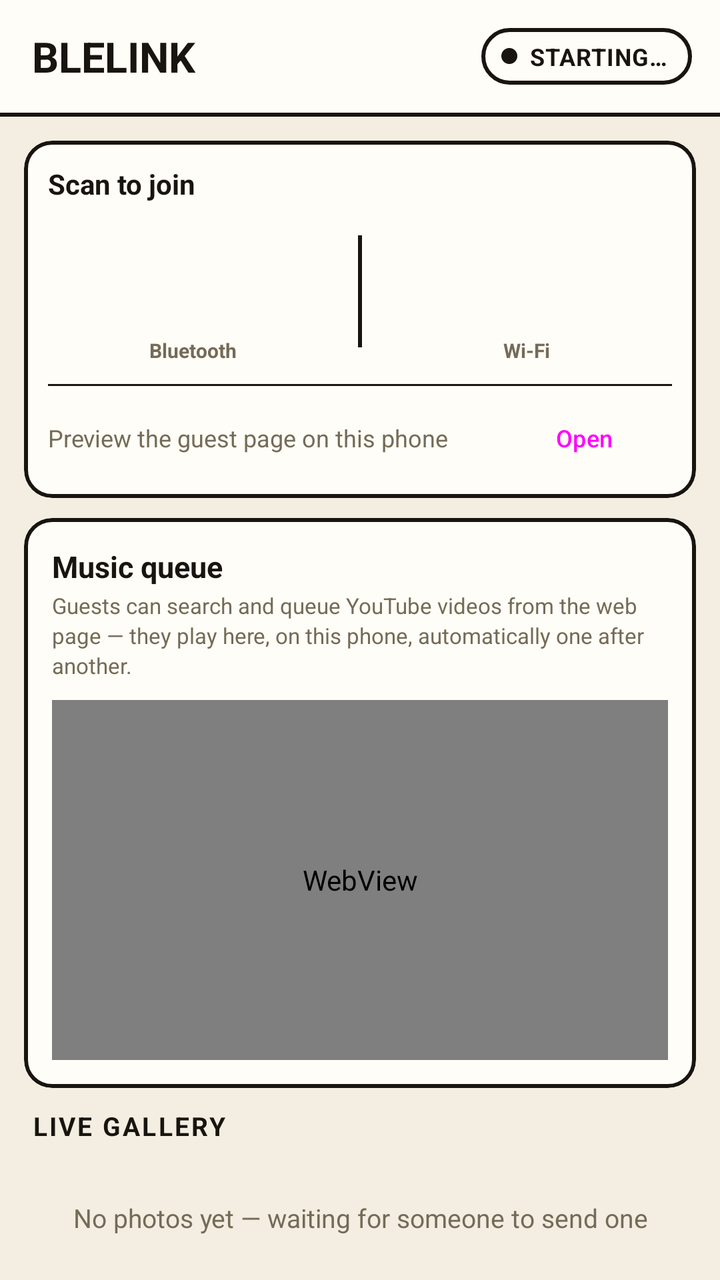
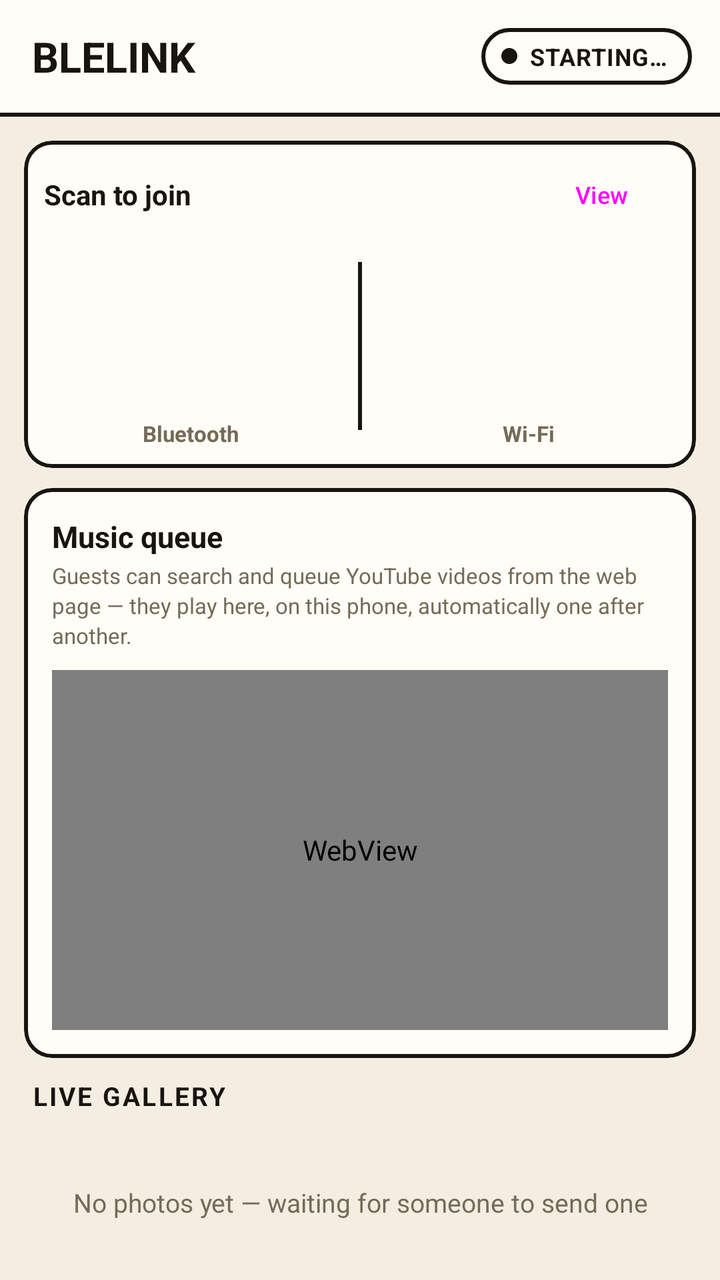

An Android layout rendered at two revisions. The XML below is the earlier revision; the diff shows what the commit changed to produce the second picture.
<!-- AndroidManifest.xml: application theme Theme.BleLink -->
<!-- res/layout/activity_main.xml -->
<?xml version="1.0" encoding="utf-8"?>
<LinearLayout xmlns:android="http://schemas.android.com/apk/res/android"
    xmlns:app="http://schemas.android.com/apk/res-auto"
    android:layout_width="match_parent"
    android:layout_height="match_parent"
    android:orientation="vertical"
    android:background="@color/background"
    android:keepScreenOn="true">

    
    <LinearLayout
        android:layout_width="match_parent"
        android:layout_height="wrap_content"
        android:orientation="horizontal"
        android:gravity="center_vertical"
        android:background="@color/surface"
        android:paddingStart="16dp"
        android:paddingEnd="14dp"
        android:paddingTop="14dp"
        android:paddingBottom="14dp">

        <TextView
            android:layout_width="0dp"
            android:layout_height="wrap_content"
            android:layout_weight="1"
            android:text="@string/app_name"
            android:textStyle="bold"
            android:textAllCaps="true"
            android:textSize="21sp"
            android:textColor="@color/on_background" />

        <LinearLayout
            android:id="@+id/statusPill"
            android:layout_width="wrap_content"
            android:layout_height="wrap_content"
            android:orientation="horizontal"
            android:gravity="center_vertical"
            android:background="@drawable/bg_status_pill"
            android:paddingStart="10dp"
            android:paddingEnd="12dp"
            android:paddingTop="6dp"
            android:paddingBottom="6dp">

            <View
                android:id="@+id/statusDot"
                android:layout_width="8dp"
                android:layout_height="8dp"
                android:background="@drawable/bg_status_dot" />

            <TextView
                android:id="@+id/statusText"
                android:layout_width="wrap_content"
                android:layout_height="wrap_content"
                android:layout_marginStart="6dp"
                android:text="@string/status_starting"
                android:textStyle="bold"
                android:textAllCaps="true"
                android:textSize="12sp"
                android:letterSpacing="0.03"
                android:textColor="@color/status_idle_text" />
        </LinearLayout>
    </LinearLayout>

    <View
        android:layout_width="match_parent"
        android:layout_height="2dp"
        android:background="@color/outline" />

    
    <com.google.android.material.card.MaterialCardView
        android:layout_width="match_parent"
        android:layout_height="wrap_content"
        android:layout_marginStart="12dp"
        android:layout_marginEnd="12dp"
        android:layout_marginTop="12dp"
        android:layout_marginBottom="10dp"
        app:cardCornerRadius="14dp"
        app:cardElevation="0dp"
        app:strokeWidth="2dp"
        app:strokeColor="@color/outline"
        app:cardBackgroundColor="@color/surface">

        <LinearLayout
            android:layout_width="match_parent"
            android:layout_height="wrap_content"
            android:orientation="vertical"
            android:padding="12dp">

            <TextView
                android:layout_width="wrap_content"
                android:layout_height="wrap_content"
                android:text="@string/scan_to_join_header"
                android:textStyle="bold"
                android:textSize="14sp"
                android:textColor="@color/on_background" />

            <LinearLayout
                android:layout_width="match_parent"
                android:layout_height="wrap_content"
                android:layout_marginTop="8dp"
                android:orientation="horizontal"
                android:gravity="center_vertical">

                <LinearLayout
                    android:layout_width="0dp"
                    android:layout_height="wrap_content"
                    android:layout_weight="1"
                    android:orientation="vertical"
                    android:gravity="center">

                    <ImageView
                        android:id="@+id/qrImage"
                        android:layout_width="56dp"
                        android:layout_height="56dp"
                        android:contentDescription="@string/scan_to_join" />

                    <TextView
                        android:layout_width="wrap_content"
                        android:layout_height="wrap_content"
                        android:layout_marginTop="3dp"
                        android:text="@string/join_label_bluetooth"
                        android:textStyle="bold"
                        android:textSize="10sp"
                        android:textColor="@color/on_surface_variant" />
                </LinearLayout>

                <View
                    android:layout_width="2dp"
                    android:layout_height="56dp"
                    android:layout_marginStart="10dp"
                    android:layout_marginEnd="10dp"
                    android:background="@color/outline" />

                <LinearLayout
                    android:layout_width="0dp"
                    android:layout_height="wrap_content"
                    android:layout_weight="1"
                    android:orientation="vertical"
                    android:gravity="center">

                    <FrameLayout
                        android:layout_width="56dp"
                        android:layout_height="56dp">

                        <ImageView
                            android:id="@+id/lanQrImage"
                            android:layout_width="match_parent"
                            android:layout_height="match_parent"
                            android:contentDescription="@string/scan_to_join_lan" />

                        <TextView
                            android:id="@+id/lanQrUnavailableText"
                            android:layout_width="match_parent"
                            android:layout_height="match_parent"
                            android:gravity="center"
                            android:text="@string/lan_unavailable"
                            android:textSize="8sp"
                            android:textColor="@color/on_surface_variant"
                            android:visibility="gone" />
                    </FrameLayout>

                    <TextView
                        android:layout_width="wrap_content"
                        android:layout_height="wrap_content"
                        android:layout_marginTop="3dp"
                        android:text="@string/join_label_wifi"
                        android:textStyle="bold"
                        android:textSize="10sp"
                        android:textColor="@color/on_surface_variant" />
                </LinearLayout>
            </LinearLayout>

            <View
                android:layout_width="match_parent"
                android:layout_height="1dp"
                android:layout_marginTop="10dp"
                android:layout_marginBottom="8dp"
                android:background="@color/outline" />

            <LinearLayout
                android:layout_width="match_parent"
                android:layout_height="wrap_content"
                android:orientation="horizontal"
                android:gravity="center_vertical">

                <TextView
                    android:layout_width="0dp"
                    android:layout_height="wrap_content"
                    android:layout_weight="1"
                    android:text="@string/client_mode_title"
                    android:textSize="12sp"
                    android:textColor="@color/on_surface_variant" />

                <Button
                    android:id="@+id/openClientModeBtn"
                    android:layout_width="wrap_content"
                    android:layout_height="36dp"
                    android:layout_marginStart="10dp"
                    android:minHeight="0dp"
                    android:insetTop="0dp"
                    android:insetBottom="0dp"
                    android:paddingTop="0dp"
                    android:paddingBottom="0dp"
                    android:text="@string/client_mode_button"
                    android:textAllCaps="false"
                    android:textSize="12sp"
                    style="@style/Widget.Material3.Button.TonalButton" />
            </LinearLayout>
        </LinearLayout>
    </com.google.android.material.card.MaterialCardView>

    
    <com.google.android.material.card.MaterialCardView
        android:layout_width="match_parent"
        android:layout_height="wrap_content"
        android:layout_marginStart="12dp"
        android:layout_marginEnd="12dp"
        android:layout_marginBottom="10dp"
        app:cardCornerRadius="14dp"
        app:cardElevation="0dp"
        app:strokeWidth="2dp"
        app:strokeColor="@color/outline"
        app:cardBackgroundColor="@color/surface">

        <LinearLayout
            android:layout_width="match_parent"
            android:layout_height="wrap_content"
            android:orientation="vertical"
            android:padding="14dp">

            <TextView
                android:layout_width="wrap_content"
                android:layout_height="wrap_content"
                android:text="@string/music_title"
                android:textStyle="bold"
                android:textSize="15sp"
                android:textColor="@color/on_background" />

            <TextView
                android:layout_width="wrap_content"
                android:layout_height="wrap_content"
                android:layout_marginTop="2dp"
                android:text="@string/music_explainer"
                android:textSize="11sp"
                android:lineSpacingExtra="2sp"
                android:textColor="@color/on_surface_variant" />

            <WebView
                android:id="@+id/youtubePlayerWebView"
                android:layout_width="match_parent"
                android:layout_height="180dp"
                android:layout_marginTop="10dp" />
        </LinearLayout>
    </com.google.android.material.card.MaterialCardView>

    
    <TextView
        android:layout_width="wrap_content"
        android:layout_height="wrap_content"
        android:layout_marginStart="16dp"
        android:layout_marginBottom="6dp"
        android:text="@string/live_gallery"
        android:textStyle="bold"
        android:textSize="13sp"
        android:textAllCaps="true"
        android:letterSpacing="0.08"
        android:textColor="@color/on_background" />

    
    <FrameLayout
        android:layout_width="match_parent"
        android:layout_height="0dp"
        android:layout_weight="1">

        <androidx.recyclerview.widget.RecyclerView
            android:id="@+id/photoRecyclerView"
            android:layout_width="match_parent"
            android:layout_height="match_parent"
            android:paddingStart="10dp"
            android:paddingEnd="10dp"
            android:paddingBottom="10dp"
            android:clipToPadding="false" />

        <TextView
            android:id="@+id/emptyGalleryText"
            android:layout_width="wrap_content"
            android:layout_height="wrap_content"
            android:layout_gravity="center"
            android:layout_marginStart="32dp"
            android:layout_marginEnd="32dp"
            android:gravity="center"
            android:text="@string/empty_gallery"
            android:textSize="13sp"
            android:textColor="@color/on_surface_variant" />
    </FrameLayout>

</LinearLayout>
<!-- resources referenced by this layout -->
<resources>
  <color name="background">#F3EEE1</color>
  <color name="on_background">#18140F</color>
  <color name="on_surface_variant">#746B58</color>
  <color name="outline">#18140F</color>
  <color name="status_idle_text">#18140F</color>
  <color name="surface">#FFFDF7</color>
  <!-- drawable bg_status_dot (drawable) -->
  <?xml version="1.0" encoding="utf-8"?>
  <shape xmlns:android="http://schemas.android.com/apk/res/android"
      android:shape="oval">
      <solid android:color="@color/status_idle_text" />
  </shape>
  <!-- drawable bg_status_pill (drawable) -->
  <?xml version="1.0" encoding="utf-8"?>
  <shape xmlns:android="http://schemas.android.com/apk/res/android"
      android:shape="rectangle">
      <solid android:color="@color/status_idle_bg" />
      <stroke android:width="2dp" android:color="@color/outline" />
      <corners android:radius="20dp" />
  </shape>
  <string name="app_name">BleLink</string>
  <string name="client_mode_button">Open</string>
  <string name="client_mode_title">Preview the guest page on this phone</string>
  <string name="empty_gallery">No photos yet — waiting for someone to send one</string>
  <string name="join_label_bluetooth">Bluetooth</string>
  <string name="join_label_wifi">Wi-Fi</string>
  <string name="lan_unavailable">No Wi-Fi network detected</string>
  <string name="live_gallery">Live gallery</string>
  <string name="music_explainer">Guests can search and queue YouTube videos from the web page — they play here, on this phone, automatically one after another.</string>
  <string name="music_title">Music queue</string>
  <string name="scan_to_join">Scan to join over Bluetooth</string>
  <string name="scan_to_join_header">Scan to join</string>
  <string name="scan_to_join_lan">Scan to join over Wi-Fi</string>
  <string name="status_starting">Starting…</string>
  <style name="Theme.BleLink" parent="Theme.Material3.DayNight.NoActionBar">
          <item name="colorPrimary">@color/primary</item>
          <item name="colorPrimaryDark">@color/primary_dark</item>
          <item name="colorOnPrimary">@color/on_primary</item>
          <item name="colorSurface">@color/surface</item>
          <item name="colorOnSurface">@color/on_background</item>
          <item name="android:windowBackground">@color/background</item>
          <item name="android:statusBarColor">@color/surface</item>
          <item name="android:windowLightStatusBar">true</item>
      </style>
  <color name="status_idle_bg">#FFFDF7</color>
  <color name="primary">#FF5A36</color>
  <color name="primary_dark">#E04A29</color>
  <color name="on_primary">#FFFDF7</color>
</resources>

<!-- the commit's change to res/layout/activity_main.xml (unified diff, before → after) -->
@@ -84,15 +84,42 @@
             android:layout_width="match_parent"
             android:layout_height="wrap_content"
             android:orientation="vertical"
-            android:padding="12dp">
-
-            <TextView
-                android:layout_width="wrap_content"
-                android:layout_height="wrap_content"
-                android:text="@string/scan_to_join_header"
-                android:textStyle="bold"
-                android:textSize="14sp"
-                android:textColor="@color/on_background" />
+            android:padding="10dp">
+
+            <LinearLayout
+                android:layout_width="match_parent"
+                android:layout_height="wrap_content"
+                android:orientation="horizontal"
+                android:gravity="center_vertical">
+
+                <TextView
+                    android:layout_width="0dp"
+                    android:layout_height="wrap_content"
+                    android:layout_weight="1"
+                    android:text="@string/scan_to_join_header"
+                    android:textStyle="bold"
+                    android:textSize="14sp"
+                    android:textColor="@color/on_background" />
+
+                <Button
+                    android:id="@+id/openClientModeBtn"
+                    android:layout_width="wrap_content"
+                    android:layout_height="34dp"
+                    android:layout_marginStart="10dp"
+                    android:minWidth="0dp"
+                    android:minHeight="0dp"
+                    android:insetTop="0dp"
+                    android:insetBottom="0dp"
+                    android:paddingTop="0dp"
+                    android:paddingBottom="0dp"
+                    android:paddingStart="14dp"
+                    android:paddingEnd="14dp"
+                    android:text="@string/client_mode_button"
+                    android:contentDescription="@string/client_mode_title"
+                    android:textAllCaps="false"
+                    android:textSize="12sp"
+                    style="@style/Widget.Material3.Button.TonalButton" />
+            </LinearLayout>
 
             <LinearLayout
                 android:layout_width="match_parent"
@@ -110,8 +137,8 @@
 
                     <ImageView
                         android:id="@+id/qrImage"
-                        android:layout_width="56dp"
-                        android:layout_height="56dp"
+                        android:layout_width="84dp"
+                        android:layout_height="84dp"
                         android:contentDescription="@string/scan_to_join" />
 
                     <TextView
@@ -120,13 +147,13 @@
                         android:layout_marginTop="3dp"
                         android:text="@string/join_label_bluetooth"
                         android:textStyle="bold"
-                        android:textSize="10sp"
+                        android:textSize="11sp"
                         android:textColor="@color/on_surface_variant" />
                 </LinearLayout>
 
                 <View
                     android:layout_width="2dp"
-                    android:layout_height="56dp"
+                    android:layout_height="84dp"
                     android:layout_marginStart="10dp"
                     android:layout_marginEnd="10dp"
                     android:background="@color/outline" />
@@ -139,8 +166,8 @@
                     android:gravity="center">
 
                     <FrameLayout
-                        android:layout_width="56dp"
-                        android:layout_height="56dp">
+                        android:layout_width="84dp"
+                        android:layout_height="84dp">
 
                         <ImageView
                             android:id="@+id/lanQrImage"
@@ -154,7 +181,7 @@
                             android:layout_height="match_parent"
                             android:gravity="center"
                             android:text="@string/lan_unavailable"
-                            android:textSize="8sp"
+                            android:textSize="10sp"
                             android:textColor="@color/on_surface_variant"
                             android:visibility="gone" />
                     </FrameLayout>
@@ -165,46 +192,9 @@
                         android:layout_marginTop="3dp"
                         android:text="@string/join_label_wifi"
                         android:textStyle="bold"
-                        android:textSize="10sp"
+                        android:textSize="11sp"
                         android:textColor="@color/on_surface_variant" />
                 </LinearLayout>
-            </LinearLayout>
-
-            <View
-                android:layout_width="match_parent"
-                android:layout_height="1dp"
-                android:layout_marginTop="10dp"
-                android:layout_marginBottom="8dp"
-                android:background="@color/outline" />
-
-            <LinearLayout
-                android:layout_width="match_parent"
-                android:layout_height="wrap_content"
-                android:orientation="horizontal"
-                android:gravity="center_vertical">
-
-                <TextView
-                    android:layout_width="0dp"
-                    android:layout_height="wrap_content"
-                    android:layout_weight="1"
-                    android:text="@string/client_mode_title"
-                    android:textSize="12sp"
-                    android:textColor="@color/on_surface_variant" />
-
-                <Button
-                    android:id="@+id/openClientModeBtn"
-                    android:layout_width="wrap_content"
-                    android:layout_height="36dp"
-                    android:layout_marginStart="10dp"
-                    android:minHeight="0dp"
-                    android:insetTop="0dp"
-                    android:insetBottom="0dp"
-                    android:paddingTop="0dp"
-                    android:paddingBottom="0dp"
-                    android:text="@string/client_mode_button"
-                    android:textAllCaps="false"
-                    android:textSize="12sp"
-                    style="@style/Widget.Material3.Button.TonalButton" />
             </LinearLayout>
         </LinearLayout>
     </com.google.android.material.card.MaterialCardView>
<!-- resource entries referenced after the edit -->
@@ -21,7 +21,7 @@
       <corners android:radius="20dp" />
   </shape>
   <string name="app_name">BleLink</string>
-  <string name="client_mode_button">Open</string>
+  <string name="client_mode_button">View</string>
   <string name="client_mode_title">Preview the guest page on this phone</string>
   <string name="empty_gallery">No photos yet — waiting for someone to send one</string>
   <string name="join_label_bluetooth">Bluetooth</string>
